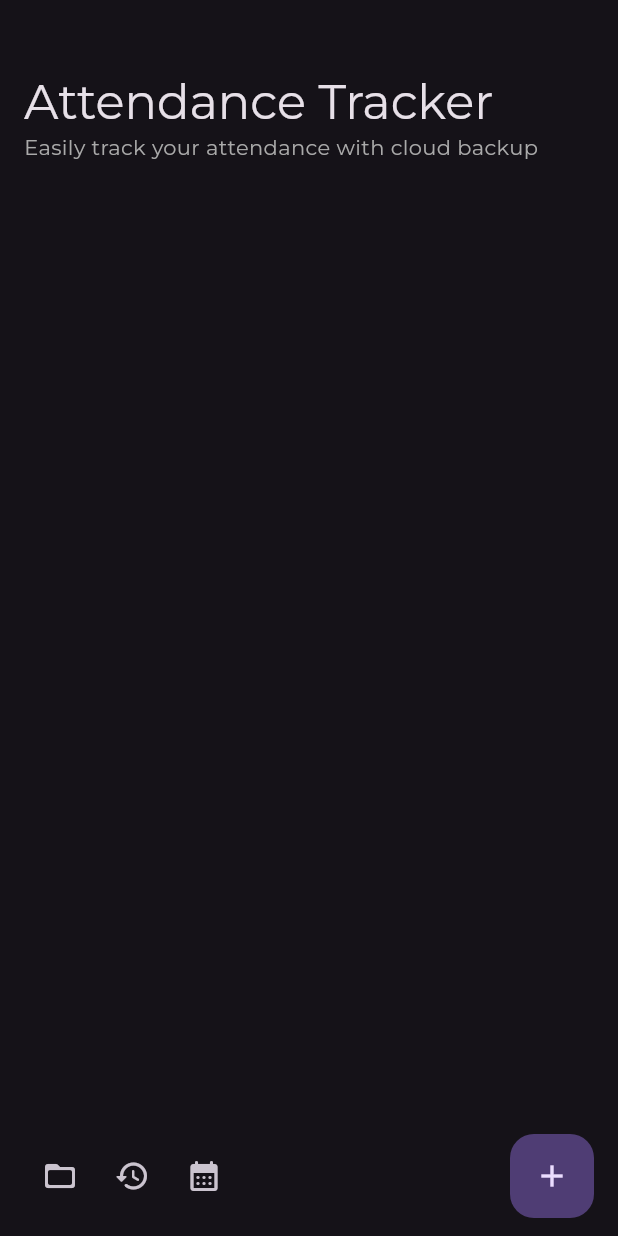
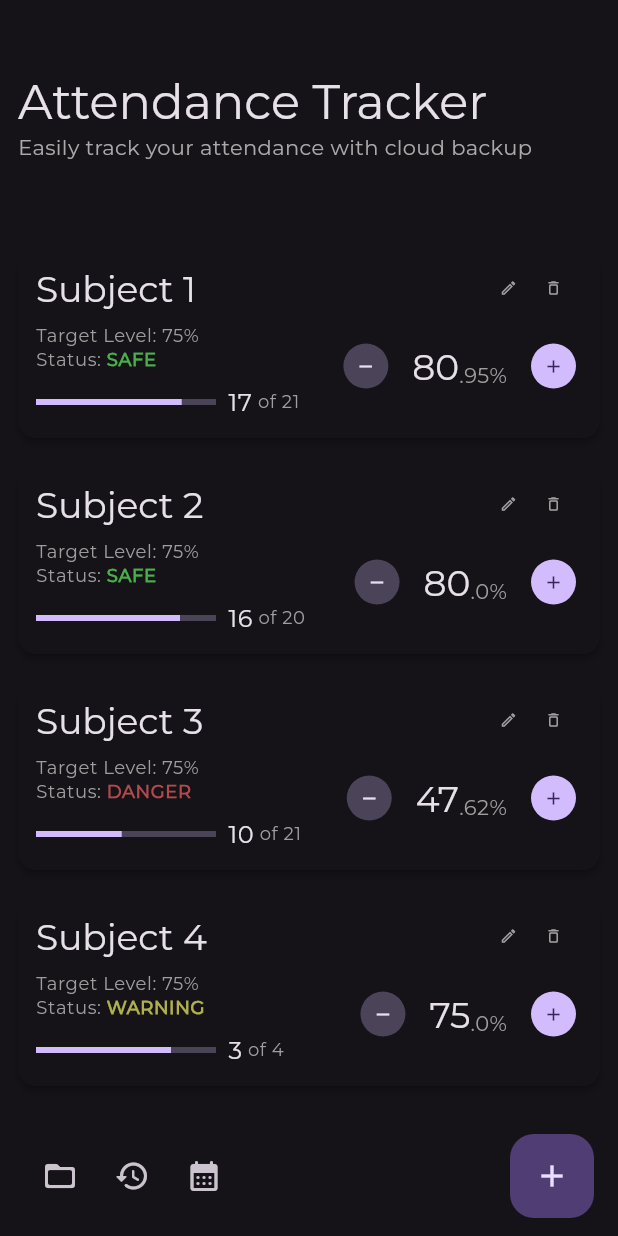
Before and after one commit to jalaj711/attendance-tracker-v2, a Flutter app: the screen it shows after launch, on a phone screen of 412 x 824 dp. Run offline on Flutter 3.47's test engine with Material 3 defaults, Android fonts, the phone set to English and light mode, and no system bars.

Commit message:
added subject card component
Signed-off-by: Jalaj <96870071+jalaj711@users.noreply.github.com>

```diff
--- /dev/null
+++ b/lib/components/subject-card.dart
@@ -0,0 +1,209 @@
+import 'package:attendance_tracker/types/subject_type.dart';
+import 'package:flutter/material.dart';
+
+class SubjectCard extends StatefulWidget {
+  const SubjectCard({super.key, required this.subject});
+  final Subject subject;
+  @override
+  State<SubjectCard> createState() => _SubjectCardState();
+}
+
+class _SubjectCardState extends State<SubjectCard> {
+  @override
+  Widget build(BuildContext context) {
+    return Card(
+        color: Theme.of(context).cardColor,
+        elevation: 2,
+        margin: const EdgeInsets.only(top: 12, bottom: 8),
+        child: Padding(
+            padding: const EdgeInsets.fromLTRB(12, 8, 16, 12),
+            child: Column(
+              children: <Widget>[
+                Row(
+                  mainAxisAlignment: MainAxisAlignment.spaceBetween,
+                  children: [
+                    Text(
+                      widget.subject.title,
+                      style: Theme.of(context).textTheme.headlineSmall,
+                    ),
+                    Row(
+                      children: [
+                        SizedBox(
+                          height: 30,
+                          width: 30,
+                          child: IconButton(
+                              onPressed: () {},
+                              color: Colors.grey,
+                              icon: const Icon(
+                                Icons.edit_outlined,
+                                size: 12,
+                              )),
+                        ),
+                        SizedBox(
+                          height: 30,
+                          width: 30,
+                          child: IconButton(
+                              onPressed: () {},
+                              color: Colors.grey,
+                              icon: const Icon(
+                                Icons.delete_outline_rounded,
+                                size: 12,
+                              )),
+                        ),
+                      ],
+                    )
+                  ],
+                ),
+                Row(
+                  mainAxisAlignment: MainAxisAlignment.spaceBetween,
+                  children: <Widget>[
+                    Column(
+                      crossAxisAlignment: CrossAxisAlignment.start,
+                      mainAxisAlignment: MainAxisAlignment.start,
+                      children: <Widget>[
+                        Container(
+                          margin: const EdgeInsets.only(top: 8),
+                          child: Column(
+                              crossAxisAlignment: CrossAxisAlignment.start,
+                              children: [
+                                Text(
+                                  "Target Level: ${widget.subject.target}%",
+                                  style: Theme.of(context)
+                                      .textTheme
+                                      .bodySmall
+                                      ?.merge(const TextStyle(
+                                          color: Colors.grey,
+                                          fontWeight: FontWeight.w200)),
+                                ),
+                                Row(
+                                  children: [
+                                    Text(
+                                      "Status: ",
+                                      style: Theme.of(context)
+                                          .textTheme
+                                          .bodySmall
+                                          ?.merge(const TextStyle(
+                                            color: Colors.grey,
+                                          )),
+                                    ),
+                                    (() {
+                                      String text = "DANGER";
+                                      Color color = const Color(0xaaff6666);
+                                      if (widget.subject.attended /
+                                              (widget.subject.total_classes +
+                                                  1) *
+                                              100 >=
+                                          widget.subject.target) {
+                                        text = "SAFE";
+                                        color = const Color(0xaa66ff66);
+                                      } else if (widget.subject.attended /
+                                              widget.subject.total_classes *
+                                              100 >=
+                                          widget.subject.target) {
+                                        text = "WARNING";
+                                        color = const Color(0xaaffff66);
+                                      }
+
+                                      return Text(
+                                        text,
+                                        style: Theme.of(context)
+                                            .textTheme
+                                            .bodySmall
+                                            ?.merge(TextStyle(
+                                              color: color,
+                                              fontWeight: FontWeight.w600
+                                            )),
+                                      );
+                                    }()),
+                                  ],
+                                )
+                              ]),
+                        ),
+                        Container(
+                            margin: const EdgeInsets.only(top: 8),
+                            child: Row(
+                              children: [
+                                Container(
+                                    height: 4,
+                                    width: 120,
+                                    margin: const EdgeInsets.only(right: 8),
+                                    child: LinearProgressIndicator(
+                                      value: widget.subject.attended/widget.subject.total_classes,
+                                    )),
+                                Text(
+                                  "${widget.subject.attended}",
+                                  style: Theme.of(context).textTheme.bodyLarge,
+                                ),
+                                Text(
+                                  " of ${widget.subject.total_classes}",
+                                  style: Theme.of(context)
+                                      .textTheme
+                                      .bodySmall
+                                      ?.merge(const TextStyle(
+                                          color: Colors.grey,
+                                          fontWeight: FontWeight.w200)),
+                                ),
+                              ],
+                            )),
+                      ],
+                    ),
+                    Column(
+                      crossAxisAlignment: CrossAxisAlignment.center,
+                      mainAxisAlignment: MainAxisAlignment.center,
+                      children: <Widget>[
+                        Row(
+                          mainAxisAlignment: MainAxisAlignment.spaceAround,
+                          children: [
+                            SizedBox(
+                              height: 30,
+                              width: 30,
+                              child: IconButton.filledTonal(
+                                  onPressed: () {},
+                                  icon: const Icon(
+                                    Icons.remove,
+                                    size: 14,
+                                  )),
+                            ),
+                            Padding(
+                              padding: const EdgeInsets.fromLTRB(16, 0, 16, 0),
+                              child: Row(
+                                crossAxisAlignment: CrossAxisAlignment.end,
+                                children: [
+                                  Text(
+                                    "${(widget.subject.attended / widget.subject.total_classes * 100).floor()}",
+                                    style: Theme.of(context)
+                                        .textTheme
+                                        .headlineSmall,
+                                  ),
+                                  Text(
+                                    ".${(((widget.subject.attended / widget.subject.total_classes * 100) % 1) * 100).round()}%",
+                                    style: Theme.of(context)
+                                        .textTheme
+                                        .bodyMedium
+                                        ?.merge(const TextStyle(
+                                            color: Colors.grey,
+                                            fontWeight: FontWeight.w200)),
+                                  ),
+                                ],
+                              ),
+                            ),
+                            SizedBox(
+                              height: 30,
+                              width: 30,
+                              child: IconButton.filled(
+                                  onPressed: () {},
+                                  icon: const Icon(
+                                    Icons.add,
+                                    size: 14,
+                                  )),
+                            )
+                          ],
+                        ),
+                      ],
+                    ),
+                  ],
+                )
+              ],
+            )));
+  }
+}
--- a/lib/pages/home/main.dart
+++ b/lib/pages/home/main.dart
@@ -1,3 +1,5 @@
+import 'package:attendance_tracker/components/subject-card.dart';
+import 'package:attendance_tracker/types/subject_type.dart';
 import 'package:flutter/material.dart';
 
 class MyHomePage extends StatefulWidget {
@@ -28,14 +30,12 @@ class _MyHomePageState extends State<MyHomePage> {
     // fast, so that you can just rebuild anything that needs updating rather
     // than having to individually change instances of widgets.
     return Scaffold(
-      body: Column(
+      body: SingleChildScrollView(
+        child: Padding(
+          padding: const EdgeInsets.fromLTRB(12, 48, 12, 24),
+          child: Column(
             mainAxisAlignment: MainAxisAlignment.start,
-        children: <Widget>[
-          Padding(
-            padding: const EdgeInsets.fromLTRB(16, 48, 16, 48),
-            child: Column(
             crossAxisAlignment: CrossAxisAlignment.stretch,
-              mainAxisAlignment: MainAxisAlignment.start,
             children: <Widget>[
               Text(
                 'Attendance Tracker',
@@ -47,15 +47,54 @@ class _MyHomePageState extends State<MyHomePage> {
                     .textTheme
                     .bodyMedium
                     ?.merge(const TextStyle(color: Color(0xffaaaaaa))),
-                )
+              ),
+              Container(
+                  margin: const EdgeInsets.only(top: 48),
+                  child: const Column(
+                    mainAxisAlignment: MainAxisAlignment.start,
+                    crossAxisAlignment: CrossAxisAlignment.stretch,
+                    children: [
+                      SubjectCard(
+                        subject: Subject(
+                            title: "Subject 1",
+                            target: 75,
+                            id: 1,
+                            attended: 17,
+                            total_classes: 21),
+                      ),
+                      SubjectCard(
+                        subject: Subject(
+                            title: "Subject 2",
+                            target: 75,
+                            id: 2,
+                            attended: 16,
+                            total_classes: 20),
+                      ),
+                      SubjectCard(
+                        subject: Subject(
+                            title: "Subject 3",
+                            target: 75,
+                            id: 3,
+                            attended: 10,
+                            total_classes: 21),
+                      ),
+                      SubjectCard(
+                        subject: Subject(
+                            title: "Subject 4",
+                            target: 75,
+                            id: 4,
+                            attended: 3,
+                            total_classes: 4),
+                      ),
+                    ],
+                  ))
             ],
           ),
         ),
-        ],
       ),
       bottomNavigationBar: BottomAppBar(
         color: Theme.of(context).cardColor,
-        elevation: 3.0,
+        elevation: 5,
         child: Row(
           children: <Widget>[
             IconButton(
```
Lines whose indentation alone changed are shown as unchanged.
